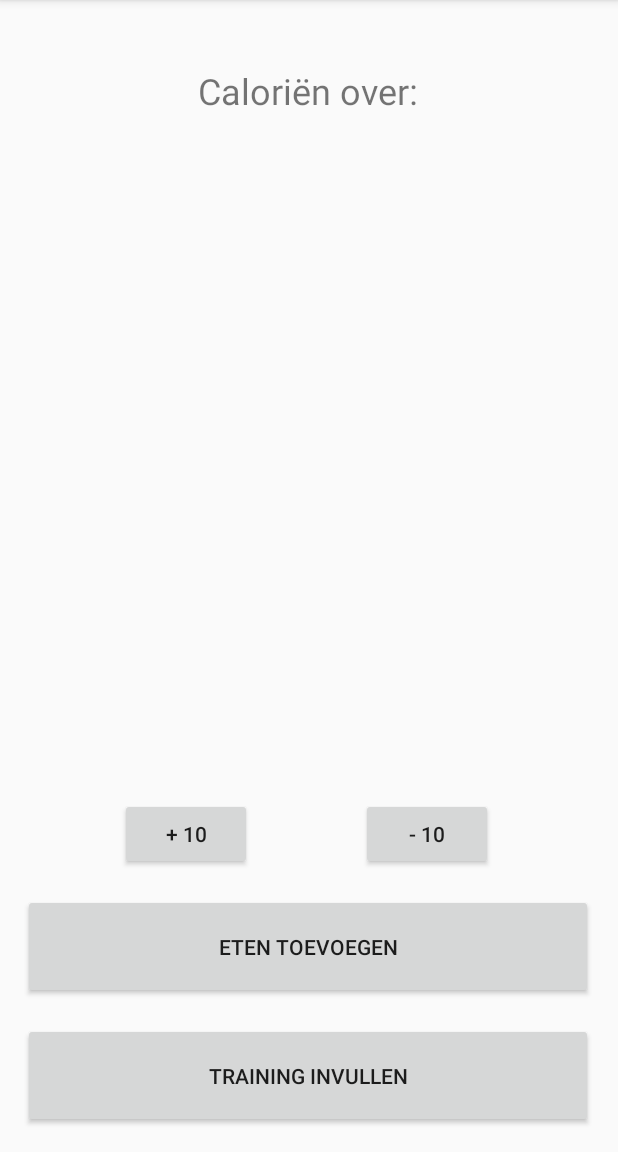
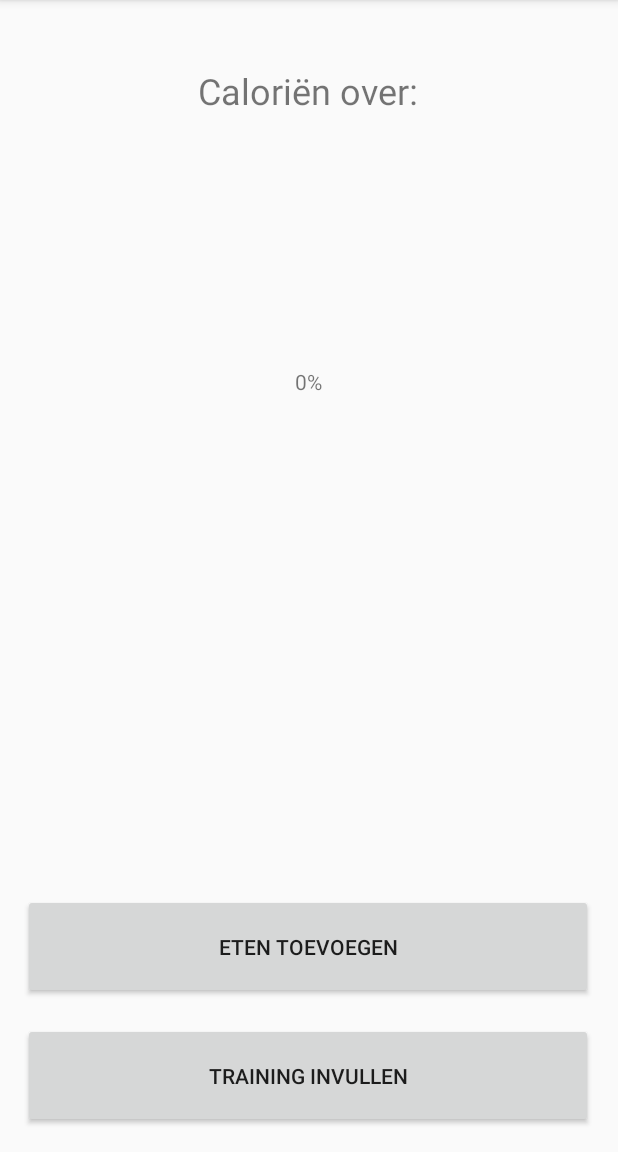
Before and after one commit to VincentCremers/Drink_eet, an Android app: the screen it shows after launch (MainActivity), on a phone screen of 412 x 824 dp, the part 84-1236 px from its top. Run offline under Robolectric (Android 15) with nearby library versions, the phone set to English and light mode, and no system bars; our stand-ins replace navigation-ui.

Commit message:
werkende progressbar

```diff
--- a/DrInk_en_EET/app/src/main/java/com/example/drink_en_eet/HomeFragment.java
+++ b/DrInk_en_EET/app/src/main/java/com/example/drink_en_eet/HomeFragment.java
@@ -1,6 +1,8 @@
 package com.example.drink_en_eet;
 
+import android.content.Context;
 import android.content.Intent;
+import android.content.SharedPreferences;
 import android.os.Bundle;
 import android.view.LayoutInflater;
 import android.view.View;
@@ -14,6 +16,10 @@ import androidx.annotation.Nullable;
 import androidx.fragment.app.Fragment;
 
 public class HomeFragment extends Fragment implements View.OnClickListener {
+    private static final String SHARED_PREFS = "sharedPrefs";
+    private static final String CALORIES = "calories";
+
+
     private ProgressBar progressBar;
     private TextView textView;
 
@@ -23,20 +29,16 @@ public class HomeFragment extends Fragment implements View.OnClickListener {
 
         View view = inflater.inflate(R.layout.layout_home, container, false);
 
-        Button button_toevoegen = (Button) view.findViewById(R.id.home_toevoegen);
+        Button button_toevoegen =  view.findViewById(R.id.home_toevoegen);
         button_toevoegen.setOnClickListener(this);
 
-        Button button_training = (Button) view.findViewById(R.id.home_training);
+        Button button_training =  view.findViewById(R.id.home_training);
         button_training.setOnClickListener(this);
 
         textView = view.findViewById(R.id.progress_text);
         progressBar = view.findViewById(R.id.home_progress);
 
-        Button plus = (Button) view.findViewById(R.id.plus);
-        plus.setOnClickListener(this);
-
-        Button min = (Button) view.findViewById(R.id.min);
-        min.setOnClickListener(this);
+        setProgressBar();
 
         return view;
     }
@@ -53,16 +55,17 @@ public class HomeFragment extends Fragment implements View.OnClickListener {
                 getActivity().getSupportFragmentManager().beginTransaction().replace(R.id.fragment_container,
                         new TrainingFragment()).addToBackStack("tag").commit();
                 break;
-            case R.id.plus:
-                progressBar.setProgress(progressBar.getProgress()+10);
-                textView.setText(String.valueOf(progressBar.getProgress()));
-                break;
-            case R.id.min:
-                progressBar.setProgress(progressBar.getProgress()-10);
-                textView.setText(String.valueOf(progressBar.getProgress()));
-                break;
         }
     }
 
+    public void setProgressBar(){
+        SharedPreferences sharedPreferences = getActivity().getSharedPreferences(SHARED_PREFS, Context.MODE_PRIVATE);
+
+        int calorieen = sharedPreferences.getInt(CALORIES, 0);
+
+        progressBar.setProgress(progressBar.getProgress() + calorieen, true);
+        textView.setText(String.valueOf(progressBar.getProgress()) + "%");
+
+    }
 
 }
--- a/DrInk_en_EET/app/src/main/java/com/example/drink_en_eet/MainActivity.java
+++ b/DrInk_en_EET/app/src/main/java/com/example/drink_en_eet/MainActivity.java
@@ -10,7 +10,9 @@ import androidx.drawerlayout.widget.DrawerLayout;
 import androidx.navigation.ui.AppBarConfiguration;
 
 
+import android.content.Context;
 import android.content.Intent;
+import android.content.SharedPreferences;
 import android.os.Bundle;
 import android.view.Menu;
 import android.view.MenuInflater;
@@ -21,6 +23,9 @@ import android.widget.Toast;
 import com.google.android.material.navigation.NavigationView;
 
 public class MainActivity extends AppCompatActivity implements NavigationView.OnNavigationItemSelectedListener {
+    private static final String SHARED_PREFS = "sharedPrefs";
+    private static final String CALORIES = "calories";
+
     private DrawerLayout drawer;
 
     @Override
@@ -76,6 +81,14 @@ public class MainActivity extends AppCompatActivity implements NavigationView.On
                         new SettingsFragment()).addToBackStack("tag").commit();
                 break;
 
+            case R.id.nav_reset:
+                SharedPreferences sharedPreferences = getSharedPreferences(SHARED_PREFS, Context.MODE_PRIVATE);
+
+                SharedPreferences.Editor editor = sharedPreferences.edit();
+                editor.clear().apply();
+
+                break;
+
         }
         drawer.closeDrawer(GravityCompat.START);
         return true;
@@ -91,7 +104,7 @@ public class MainActivity extends AppCompatActivity implements NavigationView.On
     }
 
 
-//    @Override
+    //    @Override
 //    public boolean onCreateOptionsMenu(Menu menu){
 //        MenuInflater inflater = getMenuInflater();
 //        inflater.inflate(R.menu.main_menu, menu);
--- /dev/null
+++ b/DrInk_en_EET/app/src/main/res/drawable/ic_reset.xml
@@ -0,0 +1,10 @@
+<vector xmlns:android="http://schemas.android.com/apk/res/android"
+    android:width="24dp"
+    android:height="24dp"
+    android:viewportWidth="24"
+    android:viewportHeight="24"
+    android:tint="?attr/colorControlNormal">
+  <path
+      android:fillColor="@android:color/white"
+      android:pathData="M7,11v2h10v-2L7,11zM12,2C6.48,2 2,6.48 2,12s4.48,10 10,10 10,-4.48 10,-10S17.52,2 12,2zM12,20c-4.41,0 -8,-3.59 -8,-8s3.59,-8 8,-8 8,3.59 8,8 -3.59,8 -8,8z"/>
+</vector>
--- a/DrInk_en_EET/app/src/main/res/layout/activity_registrate.xml
+++ b/DrInk_en_EET/app/src/main/res/layout/activity_registrate.xml
@@ -3,9 +3,7 @@
     xmlns:app="http://schemas.android.com/apk/res-auto"
     xmlns:tools="http://schemas.android.com/tools"
     android:layout_width="match_parent"
-    android:layout_height="match_parent"
-    tools:context=".Registrate">
-
+    android:layout_height="match_parent">
 
     <TextView
         android:id="@+id/textView2"
--- a/DrInk_en_EET/app/src/main/res/layout/layout_home.xml
+++ b/DrInk_en_EET/app/src/main/res/layout/layout_home.xml
@@ -86,27 +86,5 @@
             app:layout_constraintStart_toStartOf="@+id/home_progress"
             app:layout_constraintTop_toTopOf="@+id/home_progress" />
 
-        <Button
-            android:id="@+id/plus"
-            android:layout_width="wrap_content"
-            android:layout_height="wrap_content"
-            android:layout_marginStart="80dp"
-            android:layout_marginBottom="16dp"
-            android:text="+ 10"
-            app:layout_constraintBottom_toTopOf="@+id/home_toevoegen"
-            app:layout_constraintStart_toStartOf="parent" />
-
-        <Button
-            android:id="@+id/min"
-            android:layout_width="wrap_content"
-            android:layout_height="wrap_content"
-            android:layout_marginStart="16dp"
-            android:layout_marginEnd="16dp"
-            android:layout_marginBottom="16dp"
-            android:text="- 10"
-            app:layout_constraintBottom_toTopOf="@+id/home_toevoegen"
-            app:layout_constraintEnd_toEndOf="parent"
-            app:layout_constraintHorizontal_bias="0.455"
-            app:layout_constraintStart_toEndOf="@+id/plus" />
     </androidx.constraintlayout.widget.ConstraintLayout>
 </LinearLayout>
--- a/DrInk_en_EET/app/src/main/res/menu/drawer_menu.xml
+++ b/DrInk_en_EET/app/src/main/res/menu/drawer_menu.xml
@@ -30,8 +30,12 @@
             android:title="Login" />
     </group>
 
-    <!--    <item android:title="Communicate" />-->
-    <!--    <menu>-->
-    <!--        <item android:title="Test" />-->
-    <!--    </menu>-->
+        <item>
+            <menu>
+                <item
+                    android:title="Reset"
+                    android:icon="@drawable/ic_reset"
+                    android:id="@+id/nav_reset"/>
+            </menu>
+    </item>
 </menu>
```
Also changed, not shown: DrInk_en_EET/app/src/main/java/com/example/drink_en_eet/Food.java (added, +37 -0 lines), DrInk_en_EET/app/src/main/java/com/example/drink_en_eet/ZoekFragment.java (+33 -1 lines).
